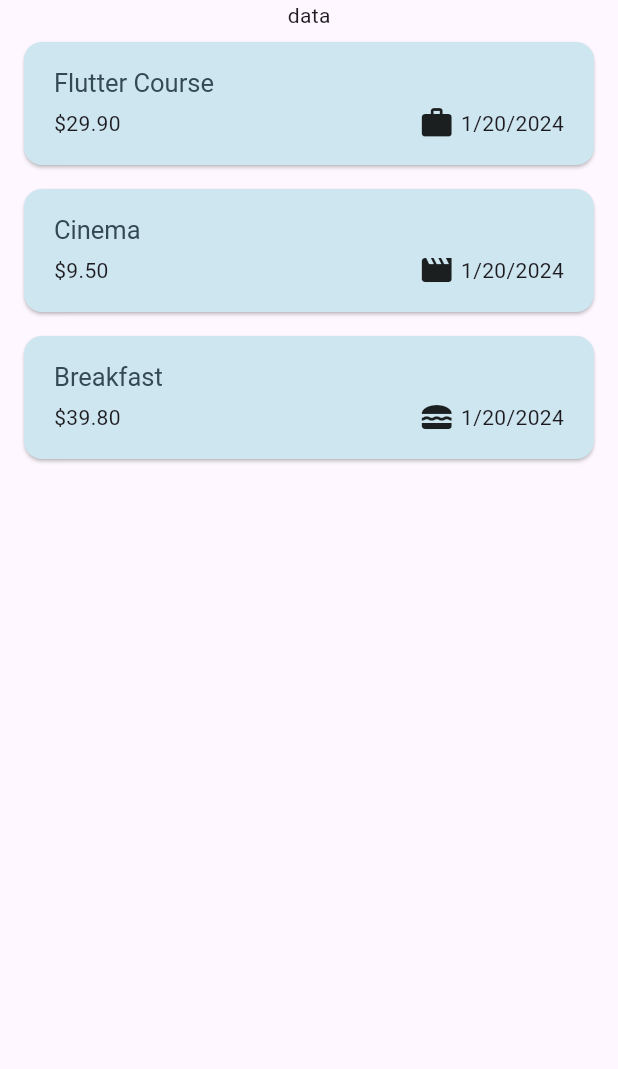
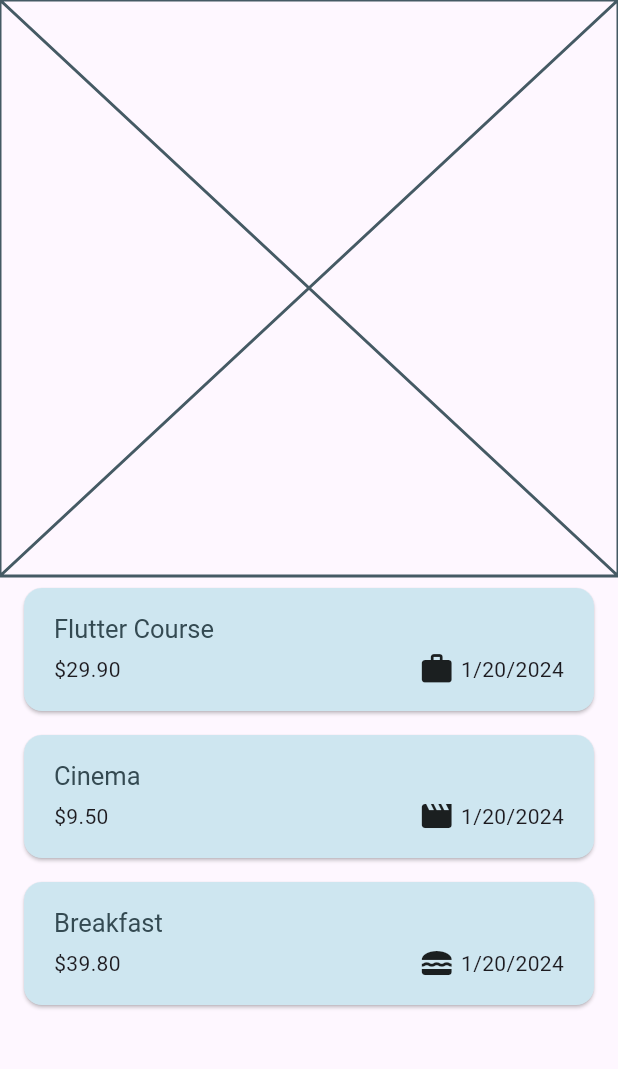
Before and after one commit to 201014002/expenses-app, a Flutter app: the screen it shows after launch, on a phone screen of 412 x 824 dp, the part 84-1153 px from its top. Run offline on Flutter 3.47's test engine with Material 3 defaults, Android fonts, the phone set to English and light mode, and no system bars.

Commit message:
Edited commit.

```diff
--- a/lib/models/expense.dart
+++ b/lib/models/expense.dart
@@ -4,14 +4,15 @@ import 'package:uuid/uuid.dart';
 import 'package:intl/intl.dart';
 
 const uuid = Uuid();
-final dateFormate=DateFormat.yMd();
+final dateFormate = DateFormat.yMd();
 
 enum Category { food, travel, leisure, work }
-var categoryIcons={
-  Category.food:Icons.lunch_dining,
-  Category.travel:Icons.flight_takeoff,
-  Category.leisure:Icons.movie,
-  Category.work:Icons.work,
+
+var categoryIcons = {
+  Category.food: Icons.lunch_dining,
+  Category.travel: Icons.flight_takeoff,
+  Category.leisure: Icons.movie,
+  Category.work: Icons.work,
 };
 
 class Expense {
@@ -21,10 +22,10 @@ class Expense {
   final DateTime date;
   final Category category;
 
-
-  String get formattedDate{
+  String get formattedDate {
     return dateFormate.format(date);
   }
+
   Expense(
       {required this.category,
       required this.title,
@@ -32,3 +33,22 @@ class Expense {
       required this.date})
       : id = uuid.v4();
 }
+
+class ExpenseBucket {
+  final Category category;
+  final List<Expense> expenses;
+
+  ExpenseBucket(this.category, this.expenses);
+  ExpenseBucket.forCategory(List<Expense> allExpenses, this.category)
+      : expenses = allExpenses
+            .where((element) => element.category == category)
+            .toList();
+  double get totalExpenses {
+    double sum = 0;
+    for (var expense in expenses) {
+      sum = sum + expense.amount;
+    }
+
+    return sum;
+  }
+}
--- /dev/null
+++ b/lib/widgets/chart/chart.dart
@@ -0,0 +1,21 @@
+import 'package:flutter/material.dart';
+
+import '../../models/expense.dart';
+
+class Chart extends StatelessWidget {
+  const Chart({super.key, required this.expenses});
+
+  final List<Expense> expenses;
+  List<ExpenseBucket>get buckets{
+    return [
+      ExpenseBucket.forCategory(expenses, Category.food),
+      ExpenseBucket.forCategory(expenses, Category.leisure),
+      ExpenseBucket.forCategory(expenses, Category.travel),
+      ExpenseBucket.forCategory(expenses, Category.work),
+    ];
+  }
+  @override
+  Widget build(BuildContext context) {
+    return const Placeholder();
+  }
+}
--- a/lib/widgets/expenses.dart
+++ b/lib/widgets/expenses.dart
@@ -1,4 +1,5 @@
 import 'package:expenses/models/expense.dart';
+import 'package:expenses/widgets/chart/chart.dart';
 import 'package:expenses/widgets/expanses_list/expanses_list.dart';
 import 'package:expenses/widgets/expanses_list/new_expense.dart';
 import 'package:flutter/material.dart';
@@ -31,18 +32,46 @@ class _ExpensesState extends State<Expenses> {
       date: DateTime.now(),
     ),
   ];
-  void _addExpense(Expense expense){
+  void _addExpense(Expense expense) {
     setState(() {
       _registeredExpenses.add(expense);
     });
   }
-  void _removeExpense(Expense expense){
+
+  void _removeExpense(Expense expense) {
+    final expenseIndex = _registeredExpenses.indexOf(expense);
     setState(() {
       _registeredExpenses.remove(expense);
     });
+    ScaffoldMessenger.of(context).clearSnackBars();
+    ScaffoldMessenger.of(context).showSnackBar(
+      SnackBar(
+        duration: const Duration(seconds: 3),
+        content: const Text('Expense deleted.'),
+        action: SnackBarAction(
+          label: 'Undo',
+          onPressed: () {
+            setState(() {
+              _registeredExpenses.insert(expenseIndex, expense);
+            });
+          },
+        ),
+      ),
+    );
   }
+
   @override
   Widget build(BuildContext context) {
+    var width = MediaQuery.of(context).size.width;
+    Widget mainContent = const Center(
+      child: Text('No expenses found. Start adding some!'),
+    );
+    if (_registeredExpenses.isNotEmpty) {
+      mainContent = ExpensesList(
+        onRemoveExpense: _removeExpense,
+        expenses: _registeredExpenses,
+      );
+    }
     return Scaffold(
       appBar: AppBar(
         title: const Text('Expense Tracker'),
@@ -50,8 +79,10 @@ class _ExpensesState extends State<Expenses> {
           IconButton(
             onPressed: () {
               showModalBottomSheet(
+                useSafeArea: true,
+                isScrollControlled: true,
                 context: context,
-                builder: (ctx) => NewExpense(onAddExpense:_addExpense),
+                builder: (ctx) => NewExpense(onAddExpense: _addExpense),
               );
             },
             icon: const Icon(Icons.add),
@@ -59,12 +90,27 @@ class _ExpensesState extends State<Expenses> {
         ],
       ),
       body: Center(
-        child: Column(mainAxisAlignment: MainAxisAlignment.center, children: [
-          Text('data'),
-          Expanded(
-            child: ExpensesList(expenses: _registeredExpenses, onRemoveExpense: _removeExpense,),
-          )
-        ]),
+        child: width < 600
+            ? Column(
+          mainAxisAlignment: MainAxisAlignment.center,
+          children: [
+            Expanded(
+              child: Chart(expenses: _registeredExpenses),
+            ),
+            Expanded(
+              child: mainContent,
+            ),
+          ],
+        )
+            : Row(
+          mainAxisAlignment: MainAxisAlignment.center,
+          children: [
+            Expanded(child: Chart(expenses: _registeredExpenses)),
+            Expanded(
+              child: mainContent,
+            ),
+          ],
+        ),
       ),
     );
   }
```
Also changed, not shown: lib/widgets/chart/chart_bar.dart (added).
